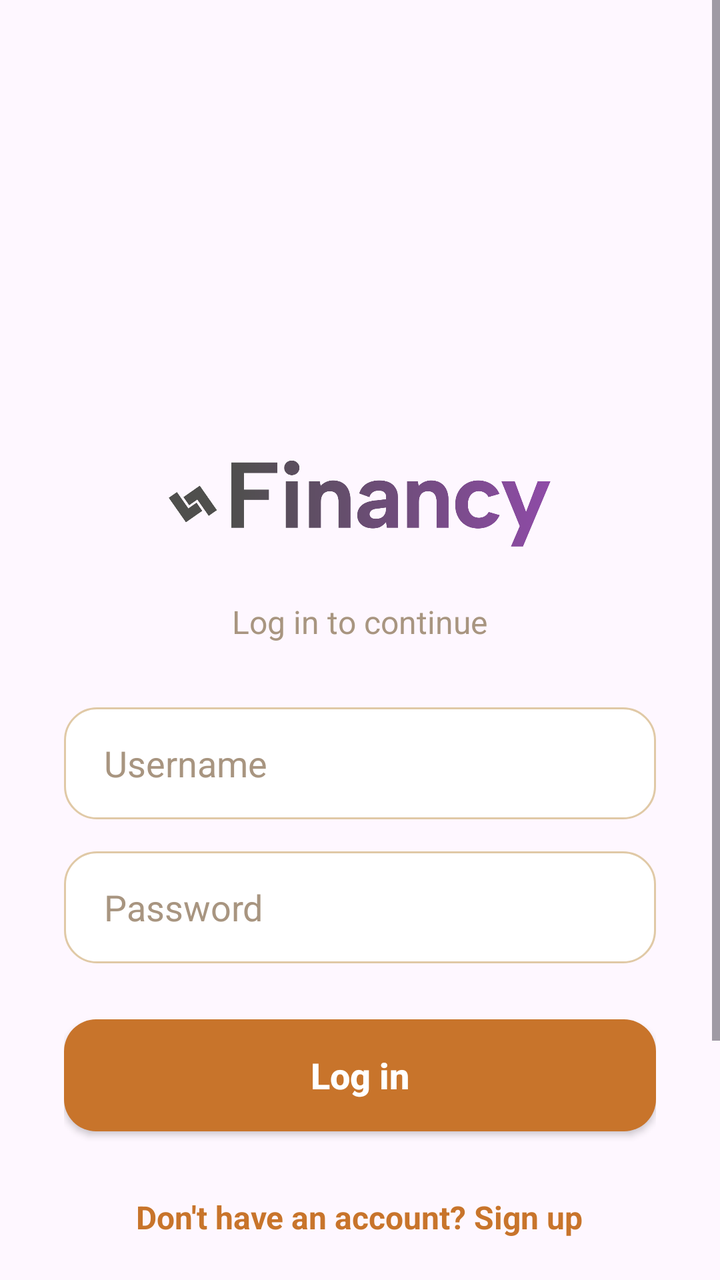
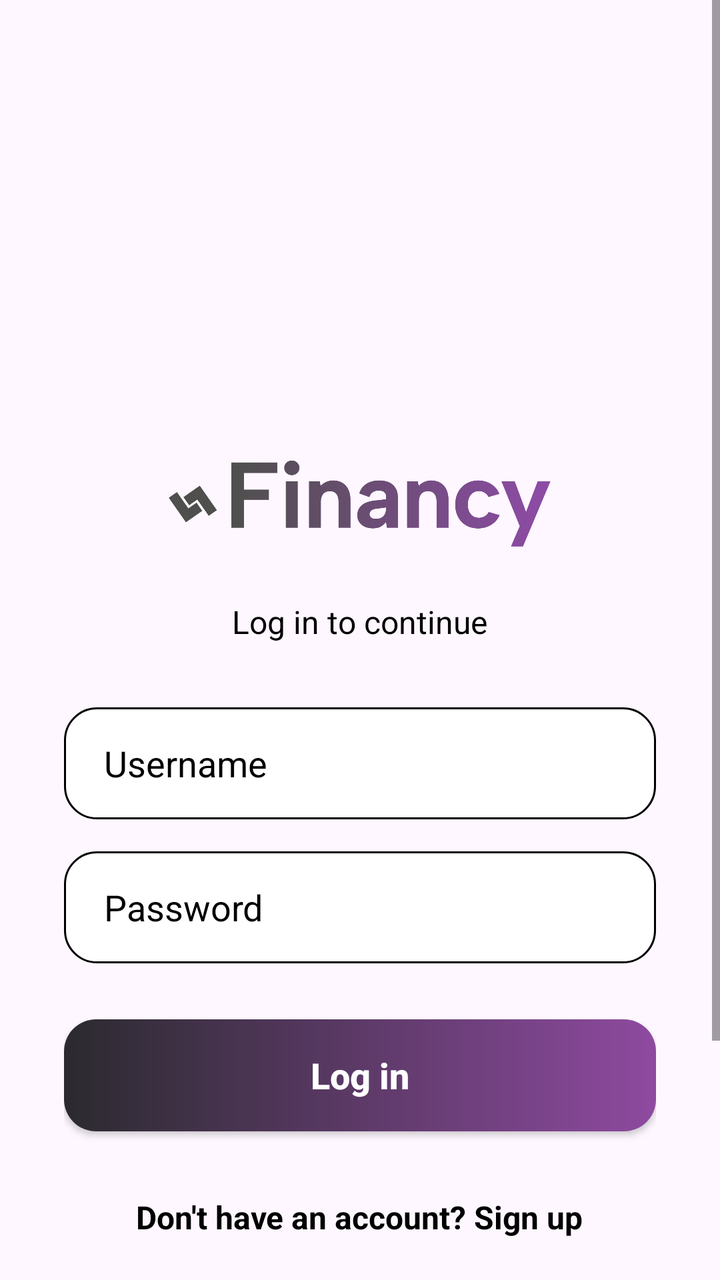

Compare the two renders of this Android layout. The source of the first and the diff that turns it into the second are given below.
<!-- AndroidManifest.xml: application theme Theme.Project -->
<!-- res/layout/activity_login.xml -->
<?xml version="1.0" encoding="utf-8"?>
<ScrollView xmlns:android="http://schemas.android.com/apk/res/android"
    android:id="@+id/main"
    android:layout_width="match_parent"
    android:layout_height="match_parent"
    android:fillViewport="true">

    <LinearLayout
        android:layout_width="match_parent"
        android:layout_height="match_parent"
        android:gravity="center"
        android:orientation="vertical"
        android:paddingStart="32dp"
        android:paddingTop="32dp"
        android:paddingEnd="32dp"
        android:paddingBottom="160dp">

        <ImageView
            android:layout_width="wrap_content"
            android:layout_height="260dp"
            android:adjustViewBounds="true"
            android:contentDescription="Logo"
            android:src="@drawable/logo"
            android:translationY="90dp" />

        <TextView
            android:layout_width="wrap_content"
            android:layout_height="wrap_content"
            android:layout_marginTop="8dp"
            android:layout_marginBottom="32dp"
            android:text="Log in to continue"
            android:textColor="@color/text_hint"
            android:textSize="16sp" />

        <EditText
            android:id="@+id/etUser"
            android:layout_width="match_parent"
            android:layout_height="56dp"
            android:background="@drawable/bg_field"
            android:hint="Username"
            android:inputType="text"
            android:paddingStart="20dp"
            android:paddingEnd="20dp"
            android:textColor="@color/text_dark"
            android:textColorHint="@color/text_hint" />

        <EditText
            android:id="@+id/etPass"
            android:layout_width="match_parent"
            android:layout_height="56dp"
            android:layout_marginTop="16dp"
            android:background="@drawable/bg_field"
            android:hint="Password"
            android:inputType="textPassword"
            android:paddingStart="20dp"
            android:paddingEnd="20dp"
            android:textColor="@color/text_dark"
            android:textColorHint="@color/text_hint" />

        <androidx.appcompat.widget.AppCompatButton
            android:id="@+id/btnLogin"
            android:layout_width="match_parent"
            android:layout_height="56dp"
            android:layout_marginTop="28dp"
            android:background="@drawable/bg_button"
            android:text="Log in"
            android:textAllCaps="false"
            android:textColor="#FFFFFF"
            android:textSize="18sp"
            android:textStyle="bold" />

        <TextView
            android:id="@+id/tvGoRegister"
            android:layout_width="wrap_content"
            android:layout_height="wrap_content"
            android:layout_marginTop="24dp"
            android:padding="8dp"
            android:text="Don't have an account? Sign up"
            android:textColor="@color/accent"
            android:textSize="16sp"
            android:textStyle="bold" />

    </LinearLayout>
</ScrollView>
<!-- resources referenced by this layout -->
<resources>
  <color name="accent">#C8742B</color>
  <color name="text_dark">#4A3728</color>
  <color name="text_hint">#A89580</color>
  <!-- drawable bg_button (drawable) -->
  <?xml version="1.0" encoding="utf-8"?>
  <shape xmlns:android="http://schemas.android.com/apk/res/android"
      android:shape="rectangle">
      <solid android:color="@color/accent" />
      <corners android:radius="16dp" />
  </shape>
  <!-- drawable bg_field (drawable) -->
  <?xml version="1.0" encoding="utf-8"?>
  <shape xmlns:android="http://schemas.android.com/apk/res/android"
      android:shape="rectangle">
      <solid android:color="#FFFFFF" />
      <corners android:radius="16dp" />
      <stroke android:width="1dp" android:color="#E0C9A6" />
  </shape>
  <!-- drawable logo: png bitmap (drawable, 18625 bytes) -->
  <style name="Theme.Project" parent="Base.Theme.Project" />
  <style name="Base.Theme.Project" parent="Theme.Material3.DayNight.NoActionBar">
          
          
      </style>
</resources>

<!-- the commit's change to res/layout/activity_login.xml (unified diff, before → after) -->
@@ -76,7 +76,7 @@
             android:layout_marginTop="24dp"
             android:padding="8dp"
             android:text="Don't have an account? Sign up"
-            android:textColor="@color/accent"
+            android:textColor="@color/black"
             android:textSize="16sp"
             android:textStyle="bold" />
 
<!-- resource entries referenced after the edit -->
@@ -1,13 +1,16 @@
 <!-- resources referenced by this layout -->
 <resources>
-  <color name="accent">#C8742B</color>
-  <color name="text_dark">#4A3728</color>
-  <color name="text_hint">#A89580</color>
+  <color name="black">#FF000000</color>
+  <color name="text_dark">#000000</color>
+  <color name="text_hint">#000000</color>
   <!-- drawable bg_button (drawable) -->
   <?xml version="1.0" encoding="utf-8"?>
   <shape xmlns:android="http://schemas.android.com/apk/res/android"
       android:shape="rectangle">
-      <solid android:color="@color/accent" />
+      <gradient
+          android:startColor="@color/button_gradient_start"
+          android:endColor="@color/button_gradient_end"
+          android:angle="0" />
       <corners android:radius="16dp" />
   </shape>
   <!-- drawable bg_field (drawable) -->
@@ -16,10 +19,12 @@
       android:shape="rectangle">
       <solid android:color="#FFFFFF" />
       <corners android:radius="16dp" />
-      <stroke android:width="1dp" android:color="#E0C9A6" />
+      <stroke android:width="1dp" android:color="#000000" />
   </shape>
   <!-- drawable logo: png bitmap (drawable, 18625 bytes) -->
   <style name="Theme.Project" parent="Base.Theme.Project" />
+  <color name="button_gradient_start">#2B2A2F</color>
+  <color name="button_gradient_end">#8E4AA0</color>
   <style name="Base.Theme.Project" parent="Theme.Material3.DayNight.NoActionBar">
           
           
